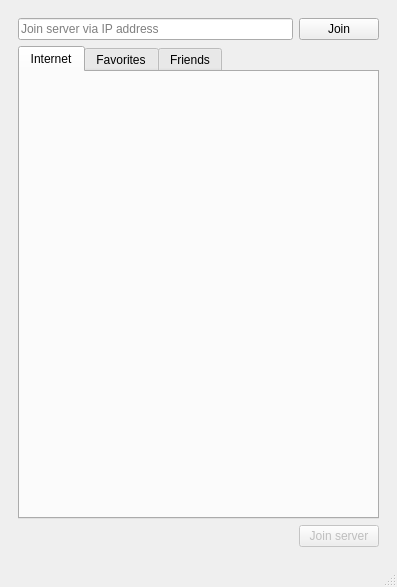
This is src/qt_gui/main_window.ui in net64-mod/net64-coop as Qt 5 draws it before an edit. The edited form follows.
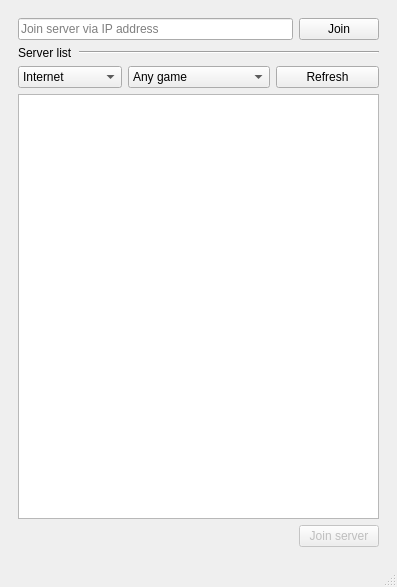
This is the edited form.

Diff of the .ui file:
```diff
--- a/src/qt_gui/main_window.ui
+++ b/src/qt_gui/main_window.ui
@@ -161,26 +161,75 @@
          </layout>
         </item>
         <item>
-         <widget class="QTabWidget" name="server_list_tabs">
-          <property name="currentIndex">
-           <number>0</number>
-          </property>
-          <widget class="QWidget" name="internet_tab">
-           <attribute name="title">
-            <string>Internet</string>
-           </attribute>
-          </widget>
-          <widget class="QWidget" name="favorites_tab">
-           <attribute name="title">
-            <string>Favorites</string>
-           </attribute>
-          </widget>
-          <widget class="QWidget" name="friends_tab">
-           <attribute name="title">
-            <string>Friends</string>
-           </attribute>
-          </widget>
-         </widget>
+         <layout class="QHBoxLayout" name="horizontalLayout_4">
+          <item alignment="Qt::AlignVCenter">
+           <widget class="QLabel" name="label">
+            <property name="sizePolicy">
+             <sizepolicy hsizetype="Fixed" vsizetype="Preferred">
+              <horstretch>0</horstretch>
+              <verstretch>0</verstretch>
+             </sizepolicy>
+            </property>
+            <property name="text">
+             <string>Server list</string>
+            </property>
+           </widget>
+          </item>
+          <item>
+           <widget class="Line" name="line">
+            <property name="orientation">
+             <enum>Qt::Horizontal</enum>
+            </property>
+           </widget>
+          </item>
+         </layout>
+        </item>
+        <item>
+         <layout class="QHBoxLayout" name="horizontalLayout_3">
+          <item>
+           <widget class="QComboBox" name="comboBox_2">
+            <item>
+             <property name="text">
+              <string>Internet</string>
+             </property>
+            </item>
+            <item>
+             <property name="text">
+              <string>Favorites</string>
+             </property>
+            </item>
+            <item>
+             <property name="text">
+              <string>Friends</string>
+             </property>
+            </item>
+           </widget>
+          </item>
+          <item>
+           <widget class="QComboBox" name="comboBox">
+            <item>
+             <property name="text">
+              <string>Any game</string>
+             </property>
+            </item>
+            <item>
+             <property name="text">
+              <string>Super Mario 64 (US)</string>
+             </property>
+            </item>
+           </widget>
+          </item>
+          <item>
+           <widget class="QPushButton" name="pushButton_2">
+            <property name="text">
+             <string>Refresh</string>
+            </property>
+           </widget>
+          </item>
+         </layout>
+        </item>
+        <item>
+         <widget class="QTableWidget" name="tableWidget"/>
         </item>
         <item alignment="Qt::AlignRight">
          <widget class="QPushButton" name="join_server_btn">
```
Left out of the diff: 37 changed lines with no effect on the pictures.
